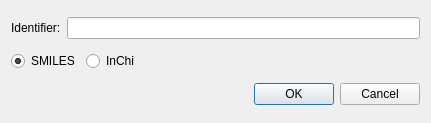
Qt form src/Main/InsertMoleculeDialog.ui (nutjunkie/IQmol) before a commit.
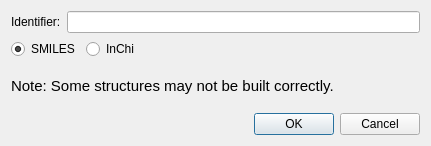
The same form after that commit.

Commit message: Improved support for inserting molecule by ID (InChi etc)

What changed in the file:
```diff
--- a/src/Main/InsertMoleculeDialog.ui
+++ b/src/Main/InsertMoleculeDialog.ui
@@ -7,7 +7,7 @@
     <x>0</x>
     <y>0</y>
     <width>431</width>
-    <height>123</height>
+    <height>146</height>
    </rect>
   </property>
   <property name="windowTitle">
@@ -62,6 +62,18 @@
      </item>
     </layout>
    </item>
+   <item>
+    <widget class="QLabel" name="label_2">
+     <property name="font">
+      <font>
+       <pointsize>11</pointsize>
+      </font>
+     </property>
+     <property name="text">
+      <string>Note: Some structures may not be built correctly.</string>
+     </property>
+    </widget>
+   </item>
    <item>
     <widget class="QDialogButtonBox" name="buttonBox">
      <property name="orientation">
```
